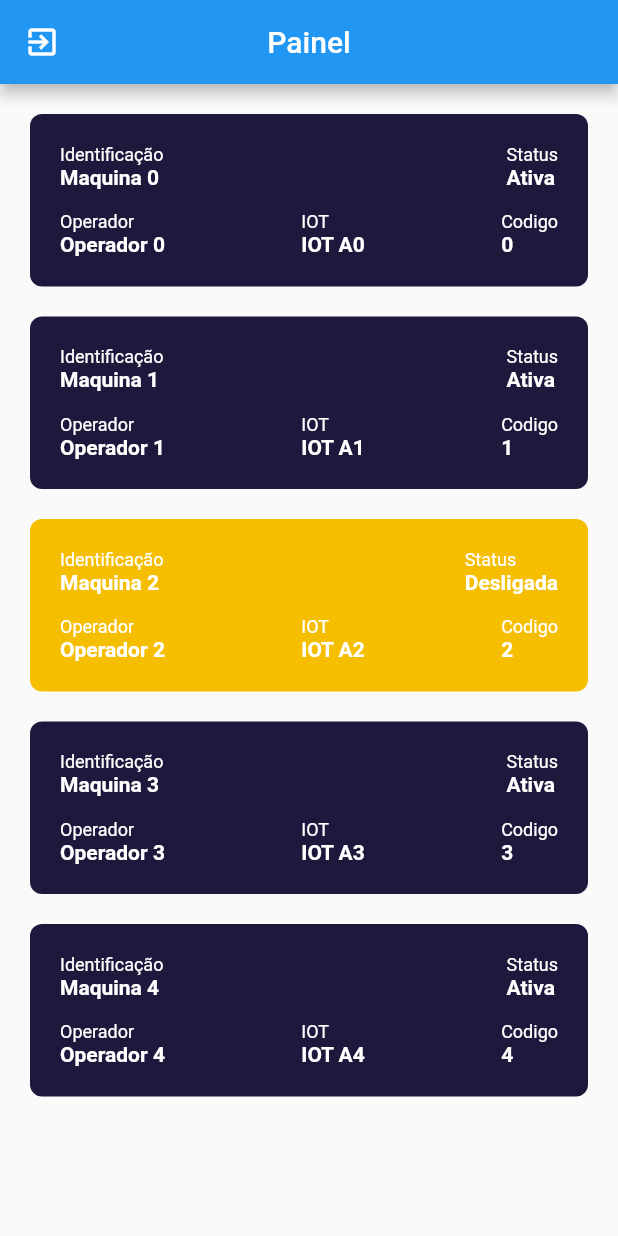
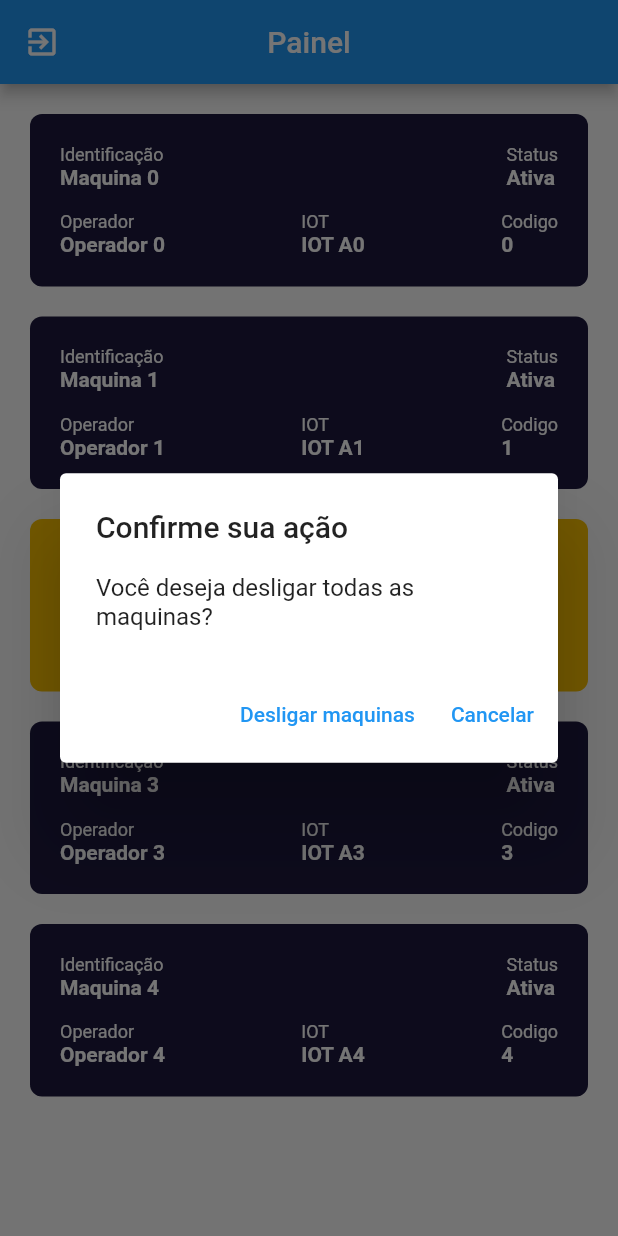
Before and after one commit to Gubiar/ofc2, a Flutter app: the PageHome screen opened directly, after a tap on "Identificação", on a phone screen of 412 x 824 dp. Run offline on Flutter 3.47's test engine with Material 2 defaults, Android fonts, the phone set to English and light mode, and no system bars; our stand-ins replace shared_preferences; accounts and stored records are empty.

Commit message:
pop up para confirmar que quer desligar maquinas

```diff
--- a/lib/screens/PageHome.dart
+++ b/lib/screens/PageHome.dart
@@ -54,9 +54,40 @@ class _PageHomeState extends State<PageHome> {
 
   Widget getVisualMaquina({required BuildContext context, required MaquinaObj cadaMaquina}) {
     return  InkWell(
+                        //Quando apertado
                          onTap: (){
                              print("Maquina "+cadaMaquina.codigo!.toString()+ " Selecionada");
+                             showDialog(
+        context: context,
+        builder: (BuildContext ctx) {
+          return AlertDialog(
+            title: const Text('Confirme sua ação'),
+            content: const Text('Você deseja desligar todas as maquinas?'),
+            actions: [
+              // Sim
+              TextButton(
+                  onPressed: () {
+                    // Remove the box
+                    setState(() {
+                      print("Sim");
+                    });
+
+                    // Close the dialog
+                    Navigator.of(context).pop();
+                  },
+                  child: const Text('Desligar maquinas')),
+              TextButton(
+                  onPressed: () {
+                    print("Não");
+                    // Close the dialog
+                    Navigator.of(context).pop();
+                  },
+                  child: const Text('Cancelar'))
+            ],
+          );
+        });
                          },
+                         //Container
                          child: Container(
       width: MediaQuery.of(context).size.width,
       padding: const EdgeInsets.only(
```
